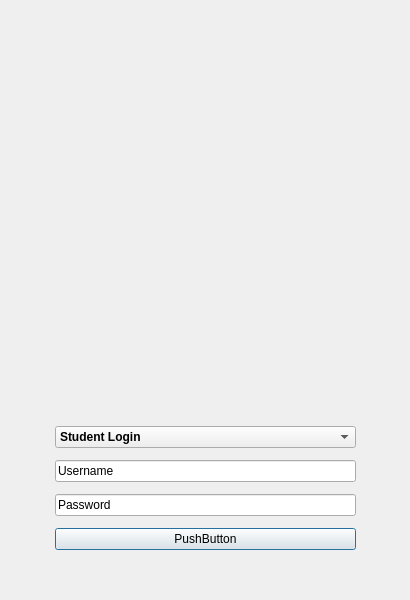
This is ui/login.ui in sipsmehta/Face-Recognition-Surveillance- as Qt 5 draws it before an edit. The edited form follows.
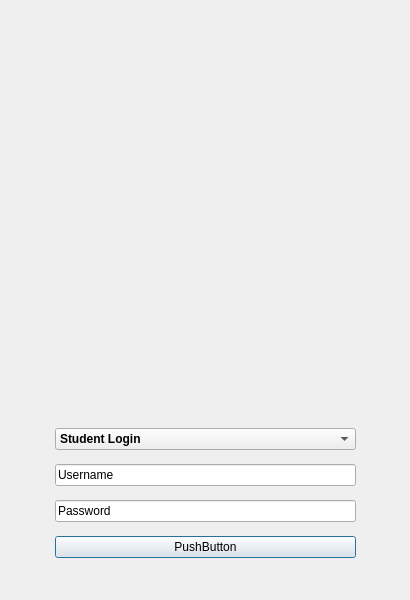
This is the edited form.

Commit message: added option for different types of login

```diff
--- a/ui/login.ui
+++ b/ui/login.ui
@@ -19,7 +19,15 @@
         <property name="windowTitle">
             <string>MainWindow</string>
         </property>
-        <widget class="QWidget" name="centralwidget">
+  <widget class="QWidget" name="centralwidget" native="true">
+   <property name="geometry">
+    <rect>
+     <x>0</x>
+     <y>0</y>
+     <width>410</width>
+     <height>606</height>
+    </rect>
+   </property>
             <widget class="QLabel" name="Logo">
                 <property name="geometry">
                     <rect>
@@ -54,7 +62,7 @@
                         <x>55</x>
                         <y>420</y>
                         <width>301</width>
-                        <height>136</height>
+      <height>150</height>
                     </rect>
                 </property>
                 <layout class="QVBoxLayout" name="verticalLayout">
```
Left out of the diff: 6 changed lines with no effect on the pictures. Lines whose indentation alone changed are shown as unchanged. The commit also changes 4 other files.
